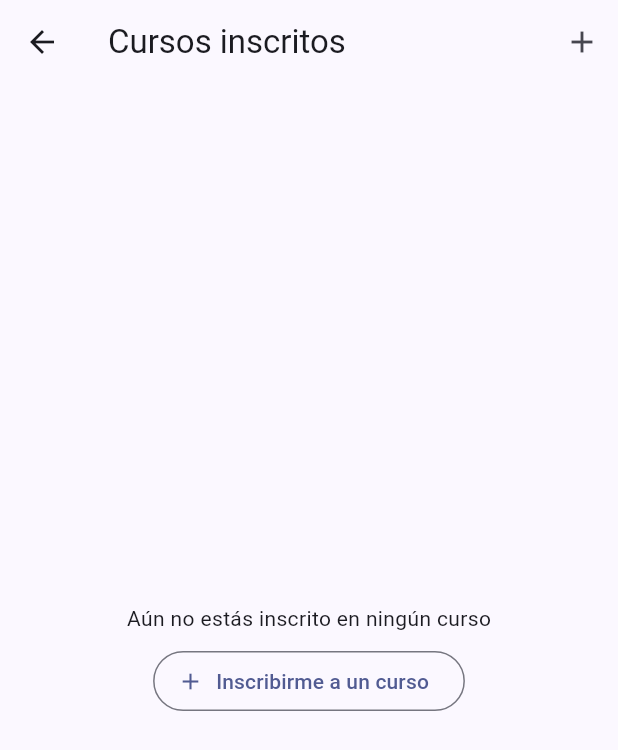
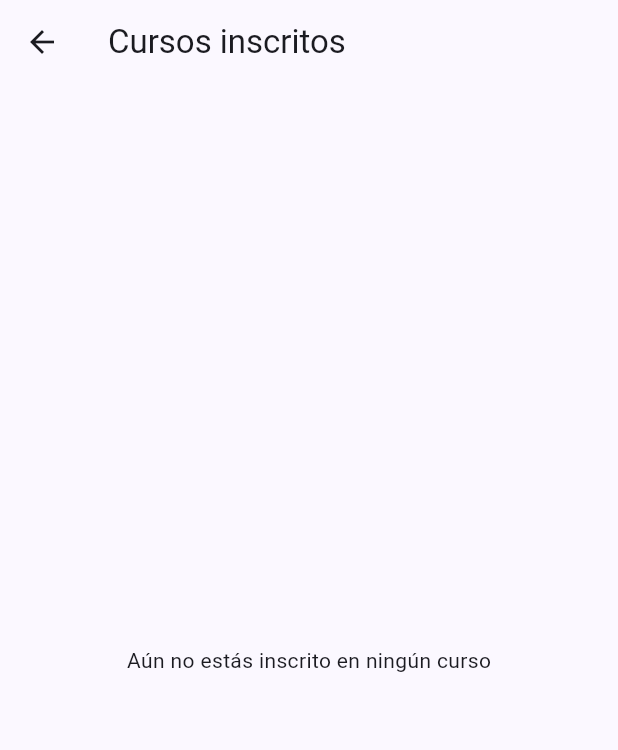
Before and after one commit to justineban/Student-Eval-App, a Flutter app: the EnrolledCoursesPage screen opened directly, on a phone screen of 412 x 824 dp. Shown: the top 750 px of the screen. Run offline on Flutter 3.47's test engine with Material 3 defaults, Android fonts, the phone set to English and light mode, and no system bars; our stand-ins replace get, hive, hive_flutter; accounts and stored records are empty.

```diff
--- a/lib/features/courses/ui/pages/enrolled_courses_page.dart
+++ b/lib/features/courses/ui/pages/enrolled_courses_page.dart
@@ -34,13 +34,6 @@ class _EnrolledCoursesPageState extends State<EnrolledCoursesPage> {
     return Scaffold(
       appBar: AppBar(
         title: const Text('Cursos inscritos'),
-        actions: [
-          IconButton(
-            tooltip: 'Inscribirme a un curso',
-            icon: const Icon(Icons.add),
-            onPressed: () => Get.toNamed('/enroll'),
-          )
-        ],
       ),
       body: Obx(() {
         final loading = _controller.loading.value;
@@ -49,20 +42,7 @@ class _EnrolledCoursesPageState extends State<EnrolledCoursesPage> {
           return const Center(child: CircularProgressIndicator());
         }
         if (courses.isEmpty) {
-          return Center(
-            child: Column(
-              mainAxisSize: MainAxisSize.min,
-              children: [
-                const Text('Aún no estás inscrito en ningún curso'),
-                const SizedBox(height: 8),
-                OutlinedButton.icon(
-                  onPressed: () => Get.toNamed('/enroll'),
-                  icon: const Icon(Icons.add),
-                  label: const Text('Inscribirme a un curso'),
-                )
-              ],
-            ),
-          );
+          return const Center(child: Text('Aún no estás inscrito en ningún curso'));
         }
         return ListView.builder(
           itemCount: courses.length,
```
